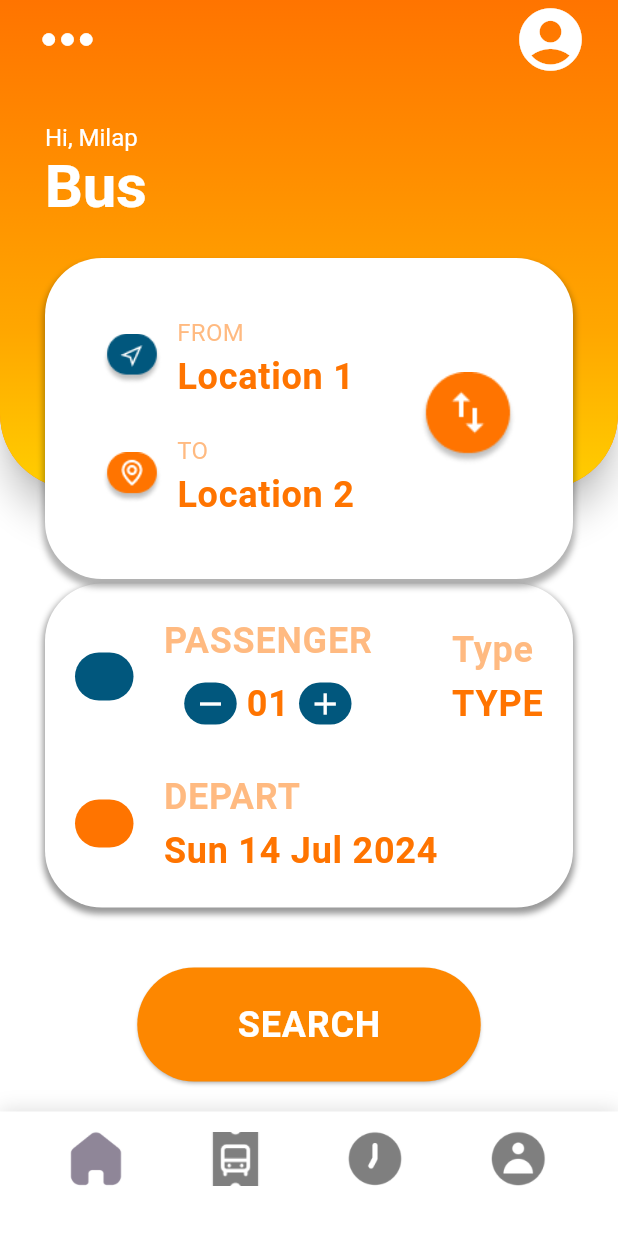
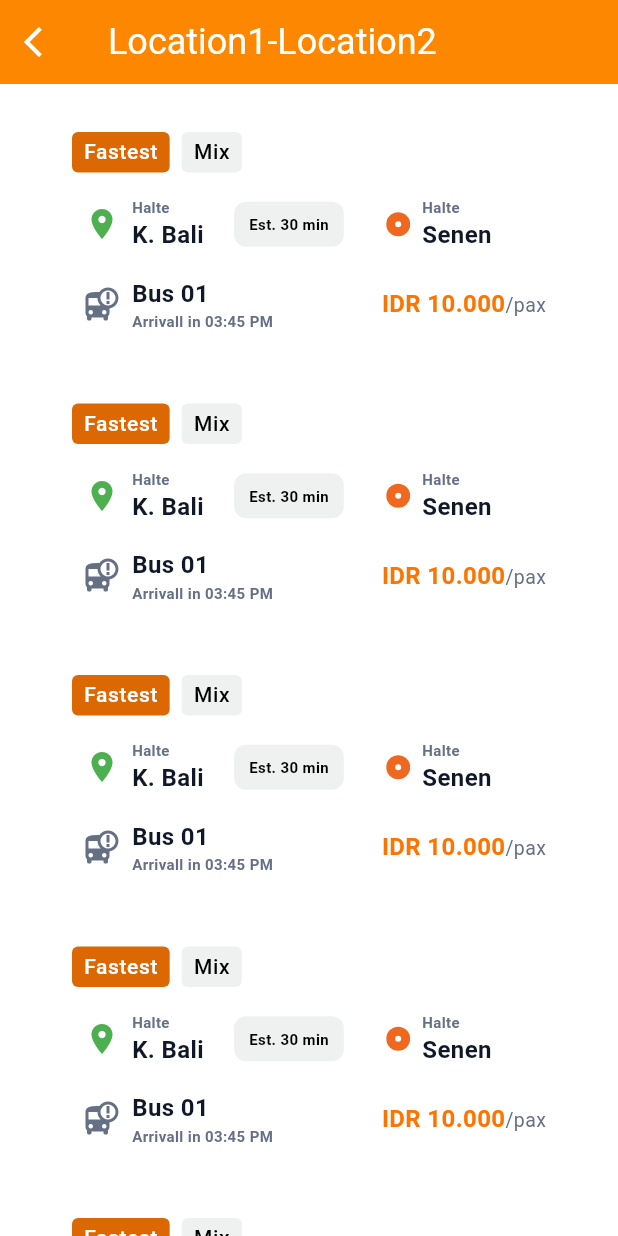
Before and after one commit to Sanjarbek17/BusBooking, a Flutter app: the Appview screen opened by its route, after a tap on "SEARCH", on a phone screen of 412 x 824 dp. Run offline on Flutter 3.47's test engine with Material 3 defaults, Android fonts, the phone set to English and light mode, and no system bars; our stand-ins replace awesome_extensions, flutter_svg; Roboto replaces fonts that are missing (Poppins).

Commit message:
location screen done

```diff
--- a/lib/core/theme/custom_colors.dart
+++ b/lib/core/theme/custom_colors.dart
@@ -3,6 +3,14 @@ import 'package:flutter/material.dart';
 class CustomColors {
   static const primaryColor = Color(0xffFF7400);
   static const secondaryColor = Color(0xff01577D);
+  static Color scaffoldBackgroundColor = Colors.white.withOpacity(0.95);
+
+  static const badgeColorYellow = Color(0xffDC6803);
+  static const badgeColorGrey = Color(0xFFEFF0F0);
+  static const badgeStrokeColor = Color(0xffEAECF0);
+
+  static const locationColorGrey = Color(0xff667085);
+  static const locationColorBlack = Color(0xff101828);
 
   static const labelLargerColor = Color(0xff828282);
   static const labelLargerYellow = Color(0xffE4442A);
--- a/lib/core/theme/custom_theme.dart
+++ b/lib/core/theme/custom_theme.dart
@@ -74,7 +74,14 @@ TextTheme textTheme = const TextTheme(
     fontWeight: FontWeight.normal,
     color: CustomColors.bodyMediumColor,
     fontFamily: 'Poppins',
-    ));
+  ),
+  bodySmall: TextStyle(
+    fontSize: 14,
+    fontWeight: FontWeight.w500,
+    color: Colors.white,
+    fontFamily: 'Poppins',
+  ),
+);
 
 final ColorScheme colorScheme = ColorScheme.fromSwatch(
   // primarySwatch: const Color(0xffFD8700),
--- a/lib/custom_router.dart
+++ b/lib/custom_router.dart
@@ -1,10 +1,12 @@
 import 'package:bus_booking/presentation/pages/appview.dart';
+import 'package:bus_booking/presentation/pages/locations.dart';
 import 'package:bus_booking/presentation/pages/signin_screen.dart';
 import 'package:bus_booking/presentation/pages/signup_screen.dart';
 import 'package:flutter/material.dart';
 
 class CustomRouter {
   static const String home = '/home';
+  static const String locations = '/locations';
   static const String signIn = '/sign_in';
   static const String signUp = '/sign_up';
 
@@ -13,6 +15,10 @@ class CustomRouter {
       case home:
         return MaterialPageRoute(
           builder: (_) => const Appview(),
+        );
+      case locations:
+        return MaterialPageRoute(
+          builder: (_) => const Locations(),
         );
       case signIn:
         return MaterialPageRoute(
--- a/lib/gen/assets.gen.dart
+++ b/lib/gen/assets.gen.dart
@@ -11,6 +11,9 @@ import 'package:flutter/widgets.dart';
 
 class $AssetsIconsGen {
   const $AssetsIconsGen();
+
+  /// File path: assets/icons/circle.svg
+  String get circle => 'assets/icons/circle.svg';
 
   /// File path: assets/icons/location.svg
   String get location => 'assets/icons/location.svg';
@@ -35,7 +38,7 @@ class $AssetsIconsGen {
 
   /// List of all assets
   List<String> get values =>
-      [location, lock, mail, phone, swapVert, telegram, user];
+      [circle, location, lock, mail, phone, swapVert, telegram, user];
 }
 
 class $AssetsImagesGen {
--- a/lib/main.dart
+++ b/lib/main.dart
@@ -17,7 +17,7 @@ class MyApp extends StatelessWidget {
       theme: themeData,
       home: const SigninScreen(),
       onGenerateRoute: CustomRouter.generateRoute,
-      initialRoute: CustomRouter.home,
+      initialRoute: CustomRouter.locations,
     );
   }
 }
--- a/lib/presentation/pages/appview.dart
+++ b/lib/presentation/pages/appview.dart
@@ -1,15 +1,28 @@
 import 'package:bus_booking/gen/assets.gen.dart';
 import 'package:bus_booking/presentation/pages/home_screen.dart';
+import 'package:bus_booking/presentation/pages/orders_screen.dart';
 import 'package:flutter/material.dart';
 
-class Appview extends StatelessWidget {
+class Appview extends StatefulWidget {
   const Appview({super.key});
+
+  @override
+  State<Appview> createState() => _AppviewState();
+}
+
+class _AppviewState extends State<Appview> {
+  int _currentIndex = 0;
+  final PageController _pageController = PageController();
 
   @override
   Widget build(BuildContext context) {
     return Scaffold(
       body: PageView(
-        children: const [HomeScreen()],
+        controller: _pageController,
+        children: const [
+          HomeScreen(),
+          OrdersScreen(),
+        ],
       ),
       bottomNavigationBar: Container(
         padding: const EdgeInsets.only(bottom: 20),
@@ -17,28 +30,58 @@ class Appview extends StatelessWidget {
           color: Colors.white,
           boxShadow: [
             BoxShadow(
-              color: Colors.black12,
+              color: Colors.black45,
               offset: Offset(0, -2),
-              blurRadius: 10,
-            ),
+              blurRadius: 15,
+            )
           ],
         ),
         child: Row(
           mainAxisAlignment: MainAxisAlignment.spaceEvenly,
           children: [
             IconButton(
+              style: IconButton.styleFrom(
+                backgroundColor: _currentIndex != 0 ? null : Colors.grey.shade200,
+              ),
               icon: Image.asset(Assets.images.home.path, width: 42),
-              onPressed: () {},
+              onPressed: () {
+                setState(() {
+                  _currentIndex = 0;
+                  _pageController.animateToPage(
+                    _currentIndex,
+                    duration: const Duration(milliseconds: 300),
+                    curve: Curves.easeInOut,
+                  );
+                });
+              },
             ),
             IconButton(
+              style: IconButton.styleFrom(
+                backgroundColor: _currentIndex != 1 ? null : Colors.grey.shade200,
+              ),
               icon: Image.asset(Assets.images.busTicket.path, width: 42),
-              onPressed: () {},
+              onPressed: () {
+                setState(() {
+                  _currentIndex = 1;
+                  _pageController.animateToPage(
+                    _currentIndex,
+                    duration: const Duration(milliseconds: 300),
+                    curve: Curves.easeInOut,
+                  );
+                });
+              },
             ),
             IconButton(
+              style: IconButton.styleFrom(
+                backgroundColor: _currentIndex != 2 ? null : Colors.grey.shade200,
+              ),
               icon: Image.asset(Assets.images.clock.path, width: 42),
               onPressed: () {},
             ),
             IconButton(
+              style: IconButton.styleFrom(
+                backgroundColor: _currentIndex != 3 ? null : Colors.grey.shade200,
+              ),
               icon: Image.asset(Assets.images.profile.path, width: 47),
               onPressed: () {},
             ),
--- a/lib/presentation/pages/home_screen.dart
+++ b/lib/presentation/pages/home_screen.dart
@@ -1,5 +1,6 @@
 import 'package:awesome_extensions/awesome_extensions.dart';
 import 'package:bus_booking/core/theme/custom_colors.dart';
+import 'package:bus_booking/custom_router.dart';
 import 'package:bus_booking/gen/assets.gen.dart';
 import 'package:bus_booking/presentation/widgets/custom_icon_button.dart';
 import 'package:flutter/material.dart';
@@ -10,7 +11,7 @@ class HomeScreen extends StatelessWidget {
   @override
   Widget build(BuildContext context) {
     return Scaffold(
-      backgroundColor: Colors.white.withOpacity(0.95),
+      backgroundColor: CustomColors.scaffoldBackgroundColor,
       appBar: AppBar(
         leading: const Padding(
           padding: EdgeInsets.only(left: 20.0),
@@ -186,8 +187,11 @@ class HomeScreen extends StatelessWidget {
           ),
           const SizedBox(height: 10),
           ElevatedButton(
-            onPressed: () {},
+            onPressed: () {
+              Navigator.pushNamed(context, CustomRouter.locations);
+            },
             style: ElevatedButton.styleFrom(
+              elevation: 5,
               minimumSize: const Size(229, 59),
               shape: RoundedRectangleBorder(borderRadius: BorderRadius.circular(41)),
               padding: const EdgeInsets.all(20.0),
--- /dev/null
+++ b/lib/presentation/pages/locations.dart
@@ -0,0 +1,32 @@
+import 'package:bus_booking/core/theme/custom_colors.dart';
+import 'package:bus_booking/presentation/widgets/available_location_card.dart';
+import 'package:flutter/material.dart';
+
+class Locations extends StatelessWidget {
+  const Locations({super.key});
+
+  @override
+  Widget build(BuildContext context) {
+    return Scaffold(
+      backgroundColor: CustomColors.scaffoldBackgroundColor,
+      appBar: AppBar(
+        leading: IconButton(
+          icon: const Icon(Icons.arrow_back_ios, color: Colors.white),
+          onPressed: () {
+            Navigator.of(context).pop();
+          },
+        ),
+        title: const Text('Location1-Location2'),
+      ),
+      body: Padding(
+        padding: const EdgeInsets.symmetric(horizontal: 32.0),
+        child: ListView.builder(
+          itemCount: 5,
+          itemBuilder: (context, index) {
+            return const AvailableLocationCard();
+          },
+        ),
+      ),
+    );
+  }
+}
--- /dev/null
+++ b/lib/presentation/pages/orders_screen.dart
@@ -0,0 +1,14 @@
+import 'package:flutter/material.dart';
+
+class OrdersScreen extends StatelessWidget {
+  const OrdersScreen({super.key});
+
+  @override
+  Widget build(BuildContext context) {
+    return const Scaffold(
+      body: Center(
+        child: Text('Orders Screen'),
+      ),
+    );
+  }
+}
--- /dev/null
+++ b/lib/presentation/widgets/available_location_card.dart
@@ -0,0 +1,134 @@
+import 'package:bus_booking/core/theme/custom_colors.dart';
+import 'package:bus_booking/gen/assets.gen.dart';
+import 'package:bus_booking/presentation/widgets/badge_widget.dart';
+import 'package:bus_booking/presentation/widgets/location_name_widget.dart';
+import 'package:flutter/material.dart';
+import 'package:flutter_svg/svg.dart';
+
+class AvailableLocationCard extends StatelessWidget {
+  const AvailableLocationCard({
+    super.key,
+  });
+
+  @override
+  Widget build(BuildContext context) {
+    return Container(
+      margin: const EdgeInsets.only(top: 16),
+      padding: const EdgeInsets.all(16),
+      decoration: BoxDecoration(
+        color: Colors.white,
+        borderRadius: BorderRadius.circular(8),
+      ),
+      child: Column(
+        children: [
+          const Row(
+            children: [
+              BadgeWidget(
+                title: 'Fastest',
+                color: CustomColors.badgeColorYellow,
+              ),
+              BadgeWidget(
+                title: 'Mix',
+                color: CustomColors.badgeColorGrey,
+              ),
+            ],
+          ),
+          const SizedBox(height: 16),
+          Row(
+            mainAxisAlignment: MainAxisAlignment.spaceBetween,
+            children: [
+              const LocationNameWidget(
+                title: 'K. Bali',
+                subtitle: 'Halte',
+                icon: Icon(Icons.location_on, color: Colors.green),
+              ),
+              Container(
+                padding: const EdgeInsets.symmetric(horizontal: 10, vertical: 8),
+                decoration: BoxDecoration(
+                  color: CustomColors.badgeColorGrey,
+                  borderRadius: BorderRadius.circular(8),
+                ),
+                child: const Text(
+                  'Est. 30 min',
+                  style: TextStyle(
+                    fontSize: 10,
+                    fontWeight: FontWeight.w600,
+                    color: Colors.black,
+                  ),
+                ),
+              ),
+              LocationNameWidget(
+                title: 'Senen',
+                subtitle: 'Halte',
+                icon: SvgPicture.asset(Assets.icons.circle),
+              ),
+              const SizedBox(width: 16),
+            ],
+          ),
+          const SizedBox(height: 16),
+          const Row(
+            children: [
+              SizedBox(width: 8),
+              Icon(Icons.bus_alert, color: CustomColors.locationColorGrey),
+              SizedBox(width: 8),
+              Column(
+                crossAxisAlignment: CrossAxisAlignment.start,
+                children: [
+                  Text(
+                    'Bus 01',
+                    style: TextStyle(
+                      fontSize: 16,
+                      fontWeight: FontWeight.bold,
+                      color: CustomColors.locationColorBlack,
+                    ),
+                  ),
+                  Text.rich(
+                    TextSpan(
+                      text: 'Arrivall in',
+                      style: TextStyle(
+                        fontSize: 10,
+                        fontWeight: FontWeight.w600,
+                        color: CustomColors.locationColorGrey,
+                      ),
+                      children: [
+                        TextSpan(
+                          text: ' 03:45 PM',
+                          style: TextStyle(
+                            fontSize: 10,
+                            fontWeight: FontWeight.w600,
+                            color: CustomColors.locationColorGrey,
+                          ),
+                        )
+                      ],
+                    ),
+                  )
+                ],
+              ),
+              Spacer(),
+              Text.rich(
+                TextSpan(
+                  text: 'IDR 10.000',
+                  style: TextStyle(
+                    fontSize: 16,
+                    fontWeight: FontWeight.w600,
+                    color: CustomColors.primaryColor,
+                  ),
+                  children: [
+                    TextSpan(
+                      text: '/pax',
+                      style: TextStyle(
+                        fontSize: 13,
+                        fontWeight: FontWeight.w400,
+                        color: CustomColors.locationColorGrey,
+                      ),
+                    )
+                  ],
+                ),
+              )
+            ],
+          )
+        ],
+      ),
+    );
+  }
+}
--- /dev/null
+++ b/lib/presentation/widgets/badge_widget.dart
@@ -0,0 +1,29 @@
+
+import 'package:awesome_extensions/awesome_extensions.dart';
+import 'package:flutter/material.dart';
+
+class BadgeWidget extends StatelessWidget {
+  final String title;
+  final Color color;
+  const BadgeWidget({
+    super.key,
+    required this.title,
+    required this.color,
+  });
+
+  @override
+  Widget build(BuildContext context) {
+    return Container(
+      margin: const EdgeInsets.only(right: 8),
+      padding: const EdgeInsets.symmetric(horizontal: 8, vertical: 4),
+      decoration: BoxDecoration(
+        color: color,
+        borderRadius: BorderRadius.circular(4),
+      ),
+      child: Text(
+        title,
+        style: title == 'Mix' ? context.bodySmall?.copyWith(color: Colors.black) : context.bodySmall,
+      ),
+    );
+  }
+}
--- /dev/null
+++ b/lib/presentation/widgets/location_name_widget.dart
@@ -0,0 +1,47 @@
+
+import 'package:bus_booking/core/theme/custom_colors.dart';
+import 'package:flutter/material.dart';
+
+class LocationNameWidget extends StatelessWidget {
+  final String title;
+  final String subtitle;
+  final Widget icon;
+  const LocationNameWidget({
+    super.key,
+    required this.title,
+    required this.subtitle,
+    required this.icon,
+  });
+
+  @override
+  Widget build(BuildContext context) {
+    return Row(
+      children: [
+        const SizedBox(width: 8),
+        icon,
+        const SizedBox(width: 8),
+        Column(
+          crossAxisAlignment: CrossAxisAlignment.start,
+          children: [
+            Text(
+              subtitle,
+              style: const TextStyle(
+                fontSize: 10,
+                fontWeight: FontWeight.w600,
+                color: CustomColors.locationColorGrey,
+              ),
+            ),
+            Text(
+              title,
+              style: const TextStyle(
+                fontSize: 16,
+                fontWeight: FontWeight.bold,
+                color: CustomColors.locationColorBlack,
+              ),
+            ),
+          ],
+        ),
+      ],
+    );
+  }
+}
```
Also changed, not shown: assets/icons/circle.svg (added). Lines whose indentation alone changed are shown as unchanged.
